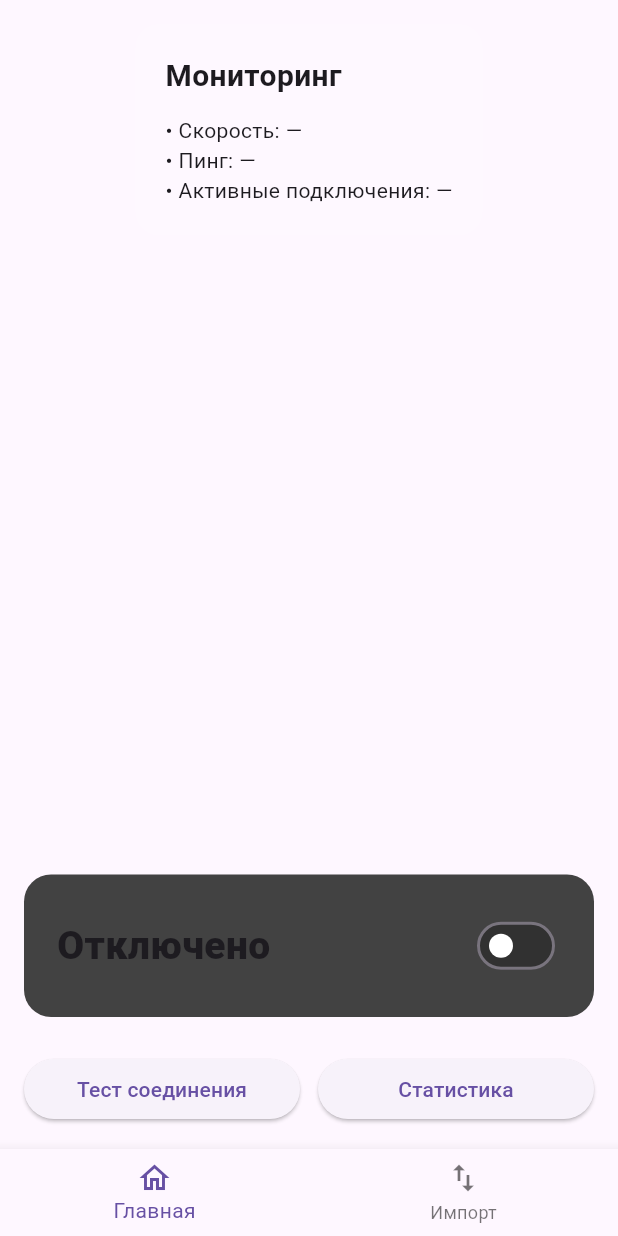
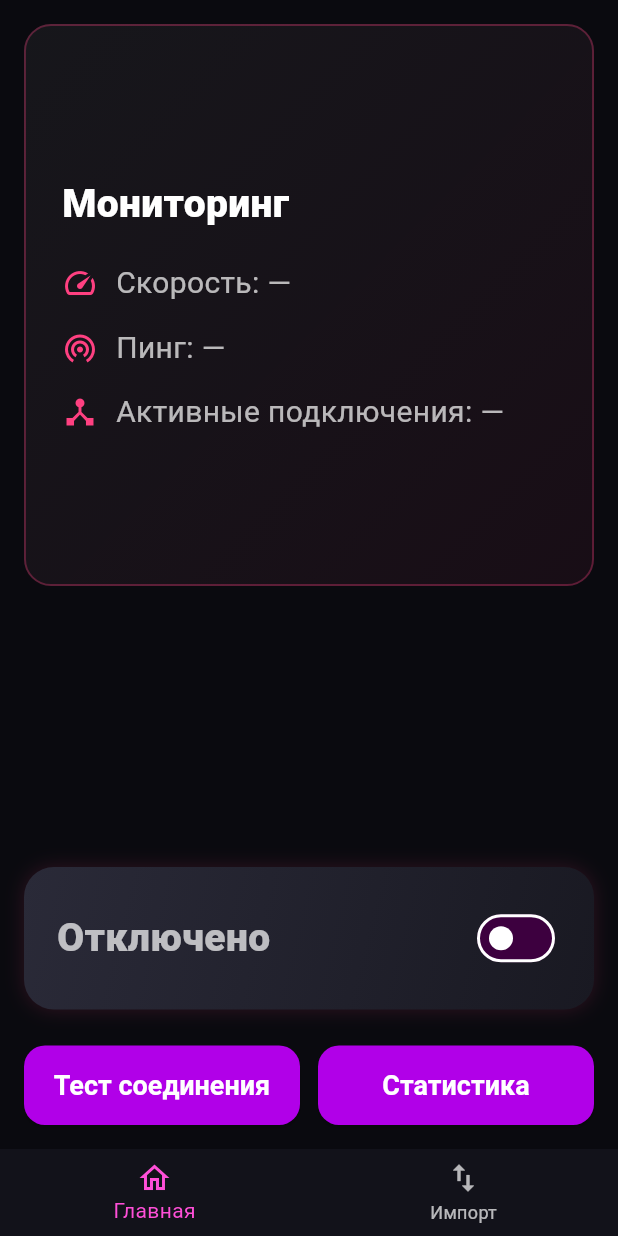
Before and after one commit to hollowgxd/WRay, a Flutter app: the screen it shows after launch, on a phone screen of 412 x 824 dp. Run offline on Flutter 3.47's test engine with Material 3 defaults, Android fonts, the phone set to English and light mode, and no system bars.

Commit message:
ui/ux improvement

```diff
--- a/lib/main.dart
+++ b/lib/main.dart
@@ -1,7 +1,8 @@
 import 'package:flutter/material.dart';
 import 'screens/proxy_configurator_screen.dart';
+import 'theme/theme.dart';
+void main() {
 
-void main() {
   runApp(const MyApp());
 }
 
@@ -12,6 +13,7 @@ class MyApp extends StatelessWidget {
   Widget build(BuildContext context) {
     return MaterialApp(
       debugShowCheckedModeBanner: false,
+      theme: appTheme,
       home: const ProxyConfiguratorScreen(),
     );
   }
--- a/lib/screens/home_screen.dart
+++ b/lib/screens/home_screen.dart
@@ -17,31 +17,74 @@ class _HomeScreenState extends State<HomeScreen> {
         padding: const EdgeInsets.all(16),
         child: Column(
           children: [
-            // ---------- Мониторинг СВЕРХУ ----------
-            Container(
-              padding: const EdgeInsets.all(20),
+            // ---------- Мониторинг сверху ----------
+            Expanded(
+  flex: 2,
+  child: Container(
+    padding: const EdgeInsets.all(24),
     decoration: BoxDecoration(
-                color: Colors.white10,
-                borderRadius: BorderRadius.circular(16),
+      borderRadius: BorderRadius.circular(18),
+      gradient: LinearGradient(
+        colors: [
+          Colors.white10.withOpacity(0.05),
+          Colors.pinkAccent.withOpacity(0.06),
+        ],
+        begin: Alignment.topLeft,
+        end: Alignment.bottomRight,
+      ),
+      border: Border.all(
+        width: 1.3,
+        color: Colors.pinkAccent.withOpacity(0.3),
+      ),
     ),
     child: Column(
       crossAxisAlignment: CrossAxisAlignment.start,
+      mainAxisAlignment: MainAxisAlignment.center,
+      children: [
+        const Text(
+          'Мониторинг',
+          style: TextStyle(
+            fontSize: 26,
+            fontWeight: FontWeight.w800,
+            color: Colors.white,
+          ),
+        ),
+        const SizedBox(height: 20),
+
+        Row(
           children: const [
-                  Text(
-                    'Мониторинг',
-                    style: TextStyle(fontSize: 20, fontWeight: FontWeight.w700),
+            Icon(Icons.speed, color: Colors.pinkAccent, size: 24),
+            SizedBox(width: 12),
+            Text('Скорость: —', style: TextStyle(fontSize: 20)),
+          ],
         ),
-                  SizedBox(height: 12),
-                  Text('• Скорость: —'),
-                  Text('• Пинг: —'),
-                  Text('• Активные подключения: —'),
+        const SizedBox(height: 14),
+
+        Row(
+          children: const [
+            Icon(Icons.wifi_tethering, color: Colors.pinkAccent, size: 24),
+            SizedBox(width: 12),
+            Text('Пинг: —', style: TextStyle(fontSize: 20)),
+          ],
+        ),
+        const SizedBox(height: 14),
+
+        Row(
+          children: const [
+            Icon(Icons.device_hub, color: Colors.pinkAccent, size: 24),
+            SizedBox(width: 12),
+            Text('Активные подключения: —', style: TextStyle(fontSize: 20)),
+          ],
+        ),
       ],
     ),
   ),
+),
+
 
             const Spacer(),
 
-            // ---------- ЖИРНЫЙ нижний слайдер ----------
+            // ---------- Жирный нижний слайдер ----------
             GestureDetector(
               onTap: () => setState(() => connected = !connected),
               child: AnimatedContainer(
@@ -50,10 +93,34 @@ class _HomeScreenState extends State<HomeScreen> {
                 width: double.infinity,
                 padding: const EdgeInsets.symmetric(horizontal: 22),
                 decoration: BoxDecoration(
-                  color: connected
-                      ? Colors.greenAccent.shade700
-                      : Colors.grey.shade800,
-                  borderRadius: BorderRadius.circular(18),
+                  borderRadius: BorderRadius.circular(20),
+                  gradient: LinearGradient(
+                    colors: connected
+                        ? [
+                            const Color(0xFF00FFB7),     // neon green
+                            const Color(0xFF008F6B),
+                          ]
+                        : [
+                            const Color(0xFF2A2A38),
+                            const Color(0xFF191922),
+                          ],
+                    begin: Alignment.topLeft,
+                    end: Alignment.bottomRight,
+                  ),
+                  boxShadow: connected
+                      ? [
+                          BoxShadow(
+                            color: Colors.greenAccent.withOpacity(0.4),
+                            blurRadius: 20,
+                            spreadRadius: 2,
+                          )
+                        ]
+                      : [
+                          BoxShadow(
+                            color: Colors.pinkAccent.withOpacity(0.15),
+                            blurRadius: 10,
+                          )
+                        ],
                 ),
                 child: Row(
                   mainAxisAlignment: MainAxisAlignment.spaceBetween,
@@ -67,11 +134,7 @@ class _HomeScreenState extends State<HomeScreen> {
                     ),
                     Switch(
                       value: connected,
-                      onChanged: (v) =>
-                          setState(() => connected = v),
-                      activeColor: Colors.white,
-                      thumbColor: WidgetStateProperty.all(Colors.white),
-                      trackColor: WidgetStateProperty.all(Colors.black26),
+                      onChanged: (v) => setState(() => connected = v),
                     ),
                   ],
                 ),
--- /dev/null
+++ b/lib/theme/theme.dart
@@ -0,0 +1,42 @@
+import 'package:flutter/material.dart';
+
+final appTheme = ThemeData(
+  brightness: Brightness.dark,
+  scaffoldBackgroundColor: const Color(0xFF0A0A0F), // глубокий тёмный фон
+
+  colorScheme: const ColorScheme.dark(
+    primary: Color(0xFFB100E8),      // ultraviolet
+    secondary: Color(0xFFFF4FD8),    // sakura pink neon
+    surface: Color(0xFF12121A),
+    onPrimary: Colors.white,
+  ),
+
+  // Кнопки
+  elevatedButtonTheme: ElevatedButtonThemeData(
+    style: ElevatedButton.styleFrom(
+      backgroundColor: Color(0xFFB100E8),
+      foregroundColor: Colors.white,
+      padding: const EdgeInsets.symmetric(vertical: 16),
+      textStyle: const TextStyle(fontSize: 18, fontWeight: FontWeight.bold),
+      shape: RoundedRectangleBorder(borderRadius: BorderRadius.circular(14)),
+    ),
+  ),
+
+  // Текст
+  textTheme: const TextTheme(
+    bodyMedium: TextStyle(color: Colors.white70),
+    titleLarge: TextStyle(
+      color: Colors.white,
+      fontSize: 22,
+      fontWeight: FontWeight.bold,
+    ),
+  ),
+
+  // Карточки/контейнеры
+  cardColor: const Color(0xFF15151F),
+
+  switchTheme: SwitchThemeData(
+    thumbColor: WidgetStatePropertyAll(Colors.white),
+    trackColor: WidgetStatePropertyAll(Color(0xFF3D003F)), // ультрафиолетовый след
+  ),
+);
```
Lines whose indentation alone changed are shown as unchanged.
